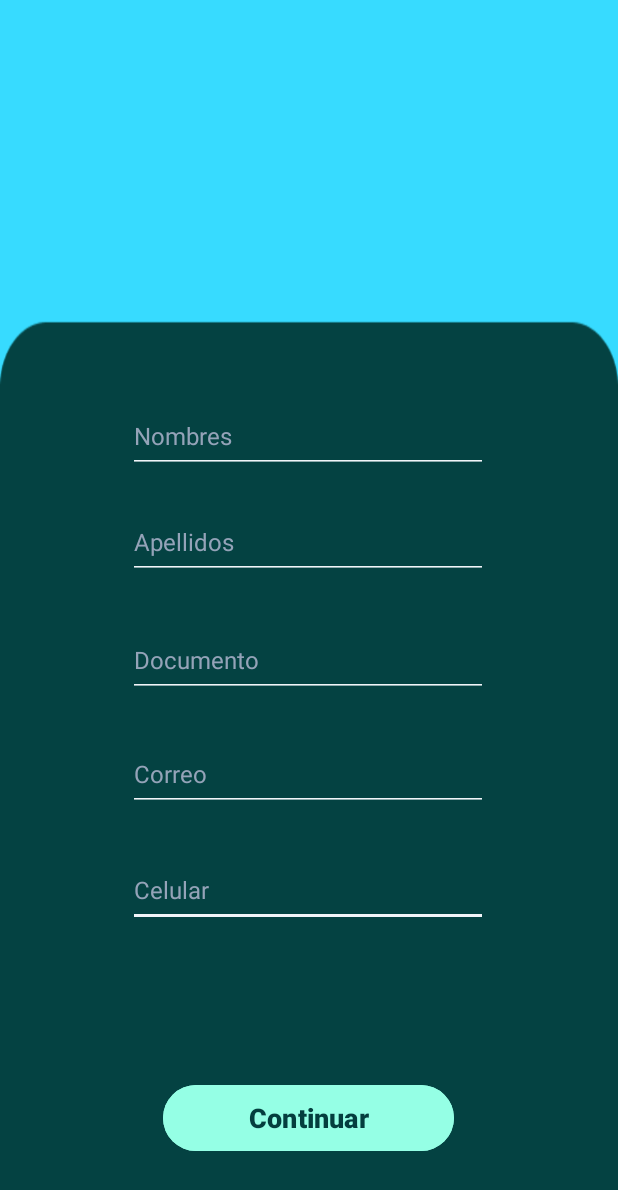
After one commit to DanielL800/icecreamprojectv1, an Android app: the RegistroUser screen opened directly, with no data from a screen before it, on a phone screen of 412 x 824 dp. The commit adds this screen. Shown: the top 1190 px of the screen. Run offline under Robolectric (Android 15) with nearby library versions, the phone set to English and light mode, and no system bars.

Commit message:
Creacion de Formulario de registro

```diff
--- a/icecreamproject1/app/src/main/AndroidManifest.xml
+++ b/icecreamproject1/app/src/main/AndroidManifest.xml
@@ -13,20 +13,21 @@
         android:theme="@style/Theme.Icecreamproject1"
         tools:targetApi="31">
         <activity
+            android:name=".activities.RegistroUser"
+            android:exported="false" />
+        <activity
             android:name=".activities.MainActivity"
-            android:exported="false"/>
-
+            android:exported="false" />
         <activity
             android:name=".activities.Login"
             android:exported="false" />
-
-
         <activity
             android:name=".activities.Splash"
             android:exported="true"
             android:launchMode="singleTask">
             <intent-filter>
                 <action android:name="android.intent.action.MAIN" />
+
                 <category android:name="android.intent.category.LAUNCHER" />
             </intent-filter>
         </activity>
--- a/icecreamproject1/app/src/main/java/com/example/icecreamproject1/activities/Login.java
+++ b/icecreamproject1/app/src/main/java/com/example/icecreamproject1/activities/Login.java
@@ -3,7 +3,6 @@ package com.example.icecreamproject1.activities;
 import androidx.appcompat.app.AppCompatActivity;
 
 import android.os.Bundle;
-import android.text.LoginFilter;
 import android.view.View;
 import android.widget.Button;
 import android.widget.EditText;
@@ -27,9 +26,9 @@ public class Login extends AppCompatActivity {
         super.onCreate(savedInstanceState);
         setContentView(R.layout.activity_login);
 
-        correo = findViewById(R.id.editTextText);
+        correo = findViewById(R.id.edtApellido);
         password = findViewById(R.id.Text2pass);
-        btnIngreso = findViewById(R.id.Btningresar);
+        btnIngreso = findViewById(R.id.btnContinuar);
         btnRegistro = findViewById(R.id.btnregistro);
 
         btnIngreso.setOnClickListener(new View.OnClickListener() {
--- /dev/null
+++ b/icecreamproject1/app/src/main/java/com/example/icecreamproject1/activities/RegistroUser.java
@@ -0,0 +1,16 @@
+package com.example.icecreamproject1.activities;
+
+import androidx.appcompat.app.AppCompatActivity;
+
+import android.os.Bundle;
+
+import com.example.icecreamproject1.R;
+
+public class RegistroUser extends AppCompatActivity {
+
+    @Override
+    protected void onCreate(Bundle savedInstanceState) {
+        super.onCreate(savedInstanceState);
+        setContentView(R.layout.activity_registro_user);
+    }
+}
--- a/icecreamproject1/app/src/main/java/com/example/icecreamproject1/usuarios/Cliente.java
+++ b/icecreamproject1/app/src/main/java/com/example/icecreamproject1/usuarios/Cliente.java
@@ -1,6 +1,15 @@
 package com.example.icecreamproject1.usuarios;
 
 public class Cliente extends Usuario{
+    private String direccion;
+
     public Cliente() {
     }
+
+    public String mostrarLugar() {
+        return direccion;
+    }
+    public void modificarLugar(String direccion) {
+        this.direccion = direccion;
+    }
 }
--- a/icecreamproject1/app/src/main/res/layout/activity_login.xml
+++ b/icecreamproject1/app/src/main/res/layout/activity_login.xml
@@ -20,12 +20,12 @@
         app:srcCompat="@drawable/helarticologo1" />
 
     <EditText
-        android:id="@+id/editTextText"
+        android:id="@+id/edtApellido"
         android:layout_width="240dp"
         android:layout_height="49dp"
         android:backgroundTint="@color/titlesLight"
         android:ems="10"
-        android:hint="@string/edT_email"
+        android:hint="@string/edTDocumento"
         android:inputType="text"
         android:textColor="@color/white"
         android:textColorHint="@color/hintColor"
@@ -71,7 +71,7 @@
         app:layout_constraintVertical_bias="0.405" />
 
     <Button
-        android:id="@+id/Btningresar"
+        android:id="@+id/btnContinuar"
         android:layout_width="194dp"
         android:layout_height="52dp"
         android:backgroundTint="@color/btnclaro"
--- /dev/null
+++ b/icecreamproject1/app/src/main/res/layout/activity_registro_user.xml
@@ -0,0 +1,125 @@
+<?xml version="1.0" encoding="utf-8"?>
+<androidx.constraintlayout.widget.ConstraintLayout xmlns:android="http://schemas.android.com/apk/res/android"
+    xmlns:app="http://schemas.android.com/apk/res-auto"
+    xmlns:tools="http://schemas.android.com/tools"
+    android:layout_width="match_parent"
+    android:layout_height="match_parent"
+    android:background="@drawable/signplantilla"
+    tools:context=".activities.RegistroUser">
+
+    <EditText
+        android:id="@+id/edtCell"
+        android:layout_width="240dp"
+        android:layout_height="49dp"
+        android:backgroundTint="@color/titlesLight"
+        android:ems="10"
+        android:hint="@string/edTCelular"
+        android:inputType="phone"
+        android:autofillHints="phone"
+        android:textColor="@color/white"
+        android:textColorHint="@color/hintColor"
+        android:textSize="16sp"
+        android:textStyle="normal"
+        app:layout_constraintBottom_toBottomOf="parent"
+        app:layout_constraintEnd_toEndOf="parent"
+        app:layout_constraintHorizontal_bias="0.497"
+        app:layout_constraintStart_toStartOf="parent"
+        app:layout_constraintTop_toTopOf="parent"
+        app:layout_constraintVertical_bias="0.734" />
+
+    <EditText
+        android:id="@+id/edtNombre"
+        android:layout_width="240dp"
+        android:layout_height="49dp"
+        android:backgroundTint="@color/titlesLight"
+        android:ems="10"
+        android:hint="@string/edtNombre"
+        android:inputType="text"
+        android:autofillHints="name"
+        android:textColor="@color/white"
+        android:textColorHint="@color/hintColor"
+        android:textSize="16sp"
+        android:textStyle="normal"
+        app:layout_constraintBottom_toBottomOf="parent"
+        app:layout_constraintEnd_toEndOf="parent"
+        app:layout_constraintHorizontal_bias="0.497"
+        app:layout_constraintStart_toStartOf="parent"
+        app:layout_constraintTop_toTopOf="parent"
+        app:layout_constraintVertical_bias="0.343" />
+
+    <EditText
+        android:id="@+id/edtApellido"
+        android:layout_width="240dp"
+        android:layout_height="49dp"
+        android:backgroundTint="@color/titlesLight"
+        android:ems="10"
+        android:hint="@string/edtApellidos"
+        android:inputType="text"
+        android:autofillHints="name"
+        android:textColor="@color/white"
+        android:textColorHint="@color/hintColor"
+        android:textSize="16sp"
+        android:textStyle="normal"
+        app:layout_constraintBottom_toBottomOf="parent"
+        app:layout_constraintEnd_toEndOf="parent"
+        app:layout_constraintHorizontal_bias="0.497"
+        app:layout_constraintStart_toStartOf="parent"
+        app:layout_constraintTop_toTopOf="parent"
+        app:layout_constraintVertical_bias="0.435" />
+
+    <EditText
+        android:id="@+id/edtCorreo"
+        android:layout_width="240dp"
+        android:layout_height="49dp"
+        android:backgroundTint="@color/titlesLight"
+        android:ems="10"
+        android:hint="@string/edT_email"
+        android:inputType="textEmailAddress"
+        android:autofillHints="emailAddress"
+        android:textColor="@color/white"
+        android:textColorHint="@color/hintColor"
+        android:textSize="16sp"
+        android:textStyle="normal"
+        app:layout_constraintBottom_toBottomOf="parent"
+        app:layout_constraintEnd_toEndOf="parent"
+        app:layout_constraintHorizontal_bias="0.497"
+        app:layout_constraintStart_toStartOf="parent"
+        app:layout_constraintTop_toTopOf="parent"
+        app:layout_constraintVertical_bias="0.634" />
+
+    <EditText
+        android:id="@+id/edtDocument"
+        android:layout_width="240dp"
+        android:layout_height="49dp"
+        android:autofillHints="phone"
+        android:backgroundTint="@color/titlesLight"
+        android:ems="10"
+        android:hint="@string/edTDocumento"
+        android:inputType="number"
+        android:textColor="@color/white"
+        android:textColorHint="@color/hintColor"
+        android:textSize="16sp"
+        android:textStyle="normal"
+        app:layout_constraintBottom_toBottomOf="parent"
+        app:layout_constraintEnd_toEndOf="parent"
+        app:layout_constraintHorizontal_bias="0.497"
+        app:layout_constraintStart_toStartOf="parent"
+        app:layout_constraintTop_toTopOf="parent"
+        app:layout_constraintVertical_bias="0.536" />
+
+    <Button
+        android:id="@+id/btnContinuar"
+        android:layout_width="194dp"
+        android:layout_height="52dp"
+        android:backgroundTint="@color/btnclaro"
+        android:text="@string/btn_continuar"
+        android:textColor="@color/veridian"
+        android:textSize="18sp"
+        android:textStyle="bold"
+        app:layout_constraintBottom_toBottomOf="parent"
+        app:layout_constraintEnd_toEndOf="parent"
+        app:layout_constraintHorizontal_bias="0.497"
+        app:layout_constraintStart_toStartOf="parent"
+        app:layout_constraintTop_toTopOf="parent"
+        app:layout_constraintVertical_bias="0.932" />
+</androidx.constraintlayout.widget.ConstraintLayout>
--- a/icecreamproject1/app/src/main/res/values/strings.xml
+++ b/icecreamproject1/app/src/main/res/values/strings.xml
@@ -1,12 +1,21 @@
 <resources>
     <string name="app_name">HELARTICO</string>
     <string name="img_login">logo</string>
-    <string name="btn_registro">Nuevo Cliente</string>
+    <string name="img_alt">Cono utilizado como Logo</string>
+
+    <string name="TView_bienvenida">¡Bienvenido!</string>
     <string name="edT_email">Correo</string>
     <string name="edT_pass">Contraseña</string>
+    <string name="edTConfirm_pass">Confirmar contraseña</string>
+    <string name="edtNombre">Nombres</string>
+    <string name="edtApellidos">Apellidos</string>
+    <string name="edTDocument">Cedula</string>
+    <string name="edTDocumento">Documento</string>
+    <string name="edTCelular">Celular</string>
+
     <string name="btn_ingreso">Ingresar</string>
     <string name="btn_olvidar">Olvidé mi contraseña</string>
-    <string name="TView_bienvenida">¡Bienvenido!</string>
-    <string name="img_alt">Cono utilizado como Logo</string>
+    <string name="btn_registro">Nuevo Cliente</string>
     <string name="btnVisibility">Visibilida de contraseña</string>
+    <string name="btn_continuar">Continuar</string>
 </resources>
```
Also changed, not shown: icecreamproject1/app/src/main/res/drawable/signplantilla.png (added).
